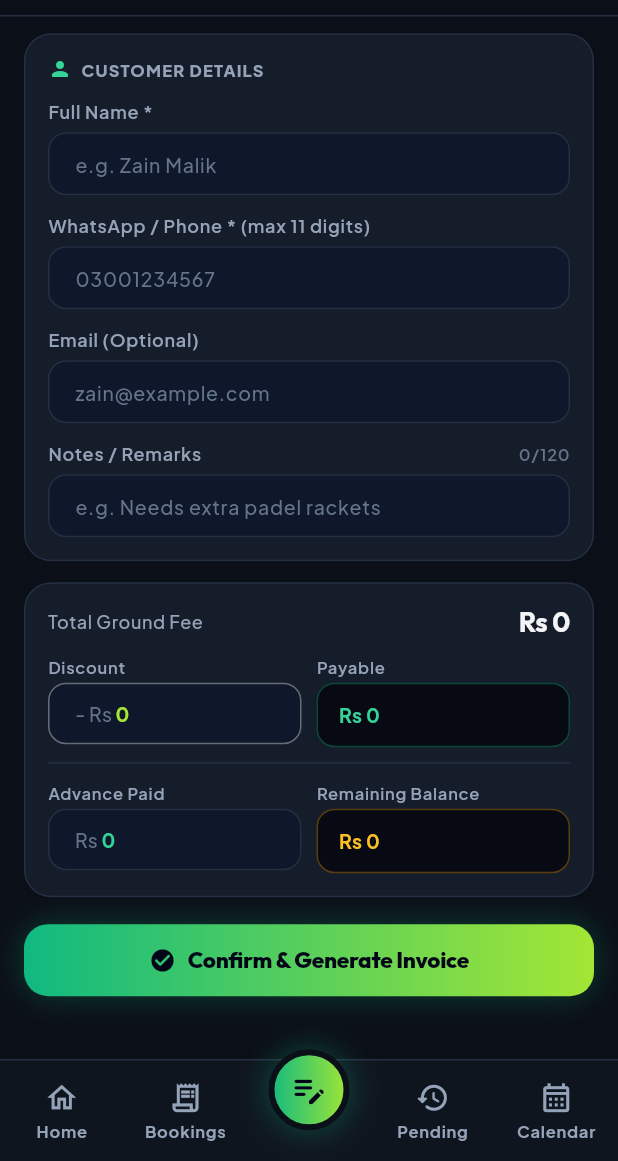
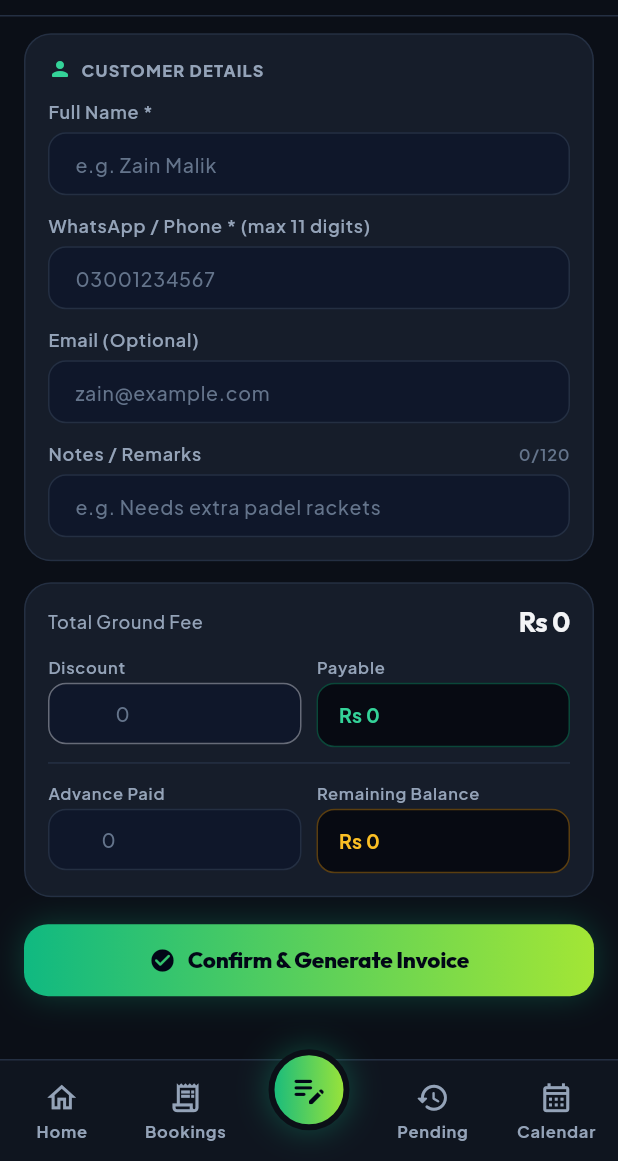
Before and after one commit to IamShahabAlam/ArenaBook, a Flutter app: the screen it shows after launch, item 3 of the bottom bar chosen, scrolled down 797 dp, on a phone screen of 412 x 824 dp, the part 75-1236 px from its top. Run offline on Flutter 3.47's test engine with Material 3 defaults, Android fonts, the phone set to English and light mode, and no system bars; our stand-ins replace connectivity_plus, file_picker, flutter_animate, flutter_html, flutter_svg, get and 8 more; missing offline and left inert: flutter_jailbreak_detection_plus, open_settings_plus; accounts and stored records are empty.

Commit message:
0 entries handled at TFs

```diff
--- a/lib/presentation/arena/booking_form/booking_form_controller.dart
+++ b/lib/presentation/arena/booking_form/booking_form_controller.dart
@@ -36,8 +36,9 @@ class BookingFormController extends GetxController {
   final phoneCtrl = TextEditingController();
   final emailCtrl = TextEditingController();
   final notesCtrl = TextEditingController();
-  final advanceCtrl = TextEditingController(text: '0');
-  final discountCtrl = TextEditingController(text: '0');
+
+  final advanceCtrl = TextEditingController();
+  final discountCtrl = TextEditingController();
   final formKey = GlobalKey<FormState>();
   final scrollController = ScrollController();
 
@@ -199,7 +200,7 @@ class BookingFormController extends GetxController {
   void _writeAdvance(int value) => _write(advanceCtrl, value);
 
   void _write(TextEditingController ctrl, int value) {
-    final text = value.toString();
+    final text = value == 0 ? '' : value.toString(); // 0 shows as the field's hint
     ctrl.value = TextEditingValue(
       text: text,
       selection: TextSelection.collapsed(offset: text.length),
--- a/lib/presentation/arena/booking_form/booking_form_view.dart
+++ b/lib/presentation/arena/booking_form/booking_form_view.dart
@@ -407,7 +407,7 @@ class _PaymentCard extends GetView<BookingFormController> {
                           inputFormatters: [FilteringTextInputFormatter.digitsOnly, LengthLimitingTextInputFormatter(8)],
                           onChanged: controller.onDiscountChanged,
                           style: context.text.labelLarge?.copyWith(color: c.limeText),
-                          decoration: InputDecoration(prefixText: '- ${SettingsStore.to.currencySymbol.value} '),
+                          decoration: InputDecoration(prefixText: '- ${SettingsStore.to.currencySymbol.value} ', hintText: '0'),
                         ),
                       ],
                     ),
@@ -457,7 +457,7 @@ class _PaymentCard extends GetView<BookingFormController> {
                         inputFormatters: [FilteringTextInputFormatter.digitsOnly, LengthLimitingTextInputFormatter(8)],
                         onChanged: controller.onAdvanceChanged,
                         style: context.text.labelLarge?.copyWith(color: c.cricketText),
-                        decoration: InputDecoration(prefixText: '${SettingsStore.to.currencySymbol.value} '),
+                        decoration: InputDecoration(prefixText: '${SettingsStore.to.currencySymbol.value} ', hintText: '0'),
                       ),
                     ],
                   ),
```
Also changed, not shown: 1 other file.
